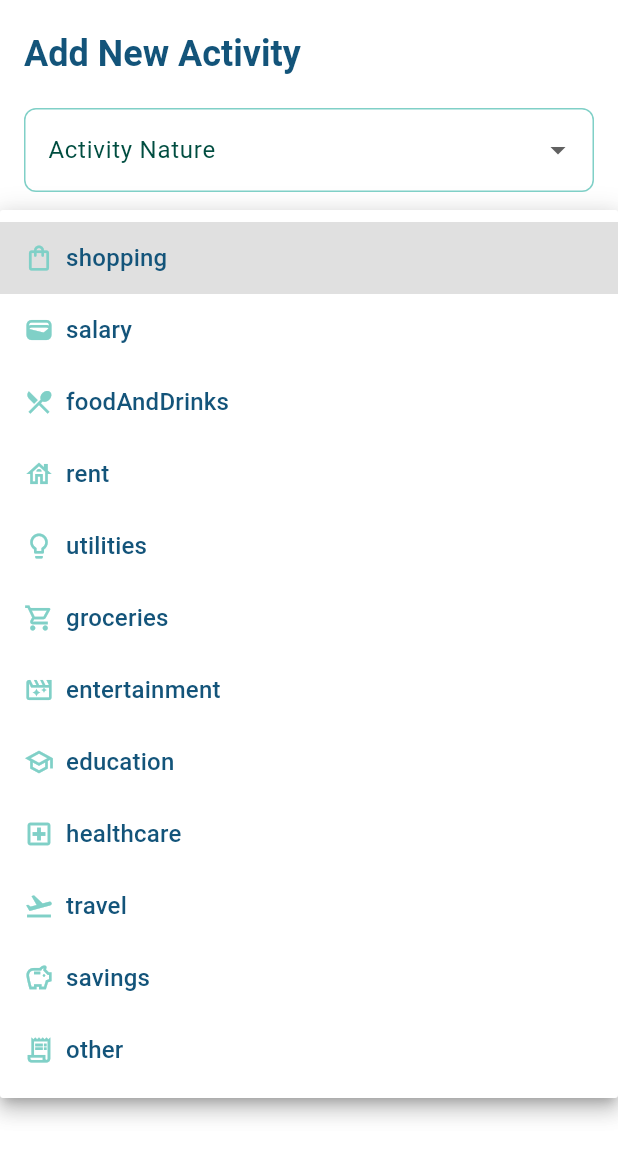
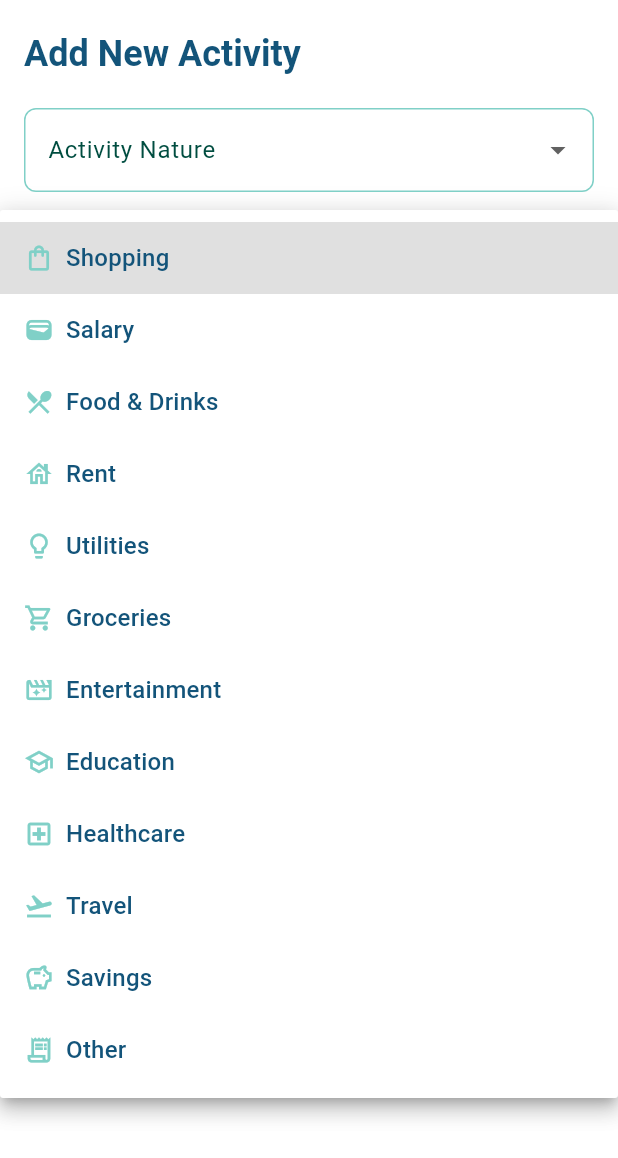
Before and after one commit to thangpn0207/manage_salary, a Flutter app: the AddActivitySheetContent widget shown alone on an empty page, opened directly, after a tap on "Activity Type", on a phone screen of 412 x 824 dp. Shown: the top 1158 px of the screen. Run offline on Flutter 3.47's test engine with Material 3 defaults, Android fonts, the phone set to English and light mode, and no system bars; drawn by our look-alikes of flutter_form_builder; our stand-ins replace animated_notch_bottom_bar, connectivity_plus, equatable, fl_chart, flutter_animate, flutter_bloc and 8 more; missing offline and left inert: flutter_tilt, lotus_cex; accounts and stored records are empty.

Commit message:
update version

```diff
--- /dev/null
+++ b/devtools_options.yaml
@@ -0,0 +1,3 @@
+description: This file stores settings for Dart & Flutter DevTools.
+documentation: https://docs.flutter.dev/tools/devtools/extensions#configure-extension-enablement-states
+extensions:
--- a/lib/core/routes/go_router_usage_guide.dart
+++ b/lib/core/routes/go_router_usage_guide.dart
@@ -5,7 +5,7 @@ import 'package:flutter/material.dart';
 import 'package:go_router/go_router.dart';
 
 class GoRouterExamples extends StatelessWidget {
-  const GoRouterExamples({Key? key}) : super(key: key);
+  const GoRouterExamples({super.key});
 
   @override
   Widget build(BuildContext context) {
--- a/lib/core/theme/app_theme.dart
+++ b/lib/core/theme/app_theme.dart
@@ -33,7 +33,7 @@ class AppTheme {
         foregroundColor: AppColors.onSurface,
         elevation: 0,
       ),
-      cardTheme: CardTheme(
+      cardTheme: CardThemeData(
         elevation: 2,
         shape: RoundedRectangleBorder(
           borderRadius: BorderRadius.circular(8),
@@ -126,7 +126,7 @@ class AppTheme {
         foregroundColor: AppColors.surface,
         elevation: 0,
       ),
-      cardTheme: CardTheme(
+      cardTheme: CardThemeData(
         elevation: 4,
         color: AppColors.darkSurface,
         shape: RoundedRectangleBorder(
--- /dev/null
+++ b/lib/core/util/localization_utils.dart
@@ -0,0 +1,43 @@
+import 'package:flutter/material.dart';
+import 'package:manage_salary/core/constants/enums.dart';
+import 'package:manage_salary/core/locale/generated/l10n.dart';
+
+// Helper function to get localized string for ActivityNature
+String localizedActivityNature(BuildContext context, ActivityNature nature) {
+  switch (nature) {
+    case ActivityNature.income:
+      return S.of(context).activityNatureIncome;
+    case ActivityNature.expense:
+      return S.of(context).activityNatureExpense;
+  }
+}
+
+// Helper function to get localized string for ActivityPaying
+String localizedActivityPaying(BuildContext context, ActivityPaying type) {
+  switch (type) {
+    case ActivityPaying.salary:
+      return S.of(context).activityTypeSalary;
+    case ActivityPaying.shopping:
+      return S.of(context).activityTypeShopping;
+    case ActivityPaying.foodAndDrinks:
+      return S.of(context).activityTypeFoodAndDrinks;
+    case ActivityPaying.utilities:
+      return S.of(context).activityTypeUtilities;
+    case ActivityPaying.rent:
+      return S.of(context).activityTypeRent;
+    case ActivityPaying.groceries:
+      return S.of(context).activityTypeGroceries;
+    case ActivityPaying.entertainment:
+      return S.of(context).activityTypeEntertainment;
+    case ActivityPaying.education:
+      return S.of(context).activityTypeEducation;
+    case ActivityPaying.healthcare:
+      return S.of(context).activityTypeHealthcare;
+    case ActivityPaying.travel:
+      return S.of(context).activityTypeTravel;
+    case ActivityPaying.savings:
+      return S.of(context).activityTypeSavings;
+    case ActivityPaying.other:
+      return S.of(context).activityTypeOther;
+  }
+}
--- a/lib/core/util/page_transitions.dart
+++ b/lib/core/util/page_transitions.dart
@@ -155,11 +155,11 @@ class PageTransitions {
 /// A widget that implements the fade through transition
 class FadeThroughTransition extends StatelessWidget {
   const FadeThroughTransition({
-    Key? key,
+    super.key,
     required this.animation,
     required this.secondaryAnimation,
     required this.child,
-  }) : super(key: key);
+  });
 
   final Animation<double> animation;
   final Animation<double> secondaryAnimation;
--- a/lib/ui/home/widgets/bottom_sheet/add_activity_sheet_content.dart
+++ b/lib/ui/home/widgets/bottom_sheet/add_activity_sheet_content.dart
@@ -1,10 +1,12 @@
 import 'package:flutter/material.dart';
-import 'package:flutter/services.dart'; // For TextInputFormatters
+import 'package:flutter/services.dart';
 import 'package:flutter_form_builder/flutter_form_builder.dart';
 import 'package:form_builder_validators/form_builder_validators.dart';
 import 'package:intl/intl.dart';
 
 import '../../../../core/constants/enums.dart';
+import '../../../../core/locale/generated/l10n.dart';
+import '../../../../core/util/localization_utils.dart'; // Import the utils
 import '../../../../models/activity_data.dart';
 
 class AddActivitySheetContent extends StatefulWidget {
@@ -17,16 +19,14 @@ class AddActivitySheetContent extends StatefulWidget {
 
 class _AddActivitySheetContentState extends State<AddActivitySheetContent> {
   final _formKey = GlobalKey<FormBuilderState>();
-  DateTime _selectedDate = DateTime.now(); // Default to today
+  DateTime _selectedDate = DateTime.now();
 
-  // Function to show the date picker
   Future<void> _pickDate(BuildContext context) async {
     final DateTime? picked = await showDatePicker(
       context: context,
       initialDate: _selectedDate,
-      firstDate: DateTime(2000), // Or relevant start date
-      lastDate:
-          DateTime.now().add(const Duration(days: 365)), // Or relevant end date
+      firstDate: DateTime(2000),
+      lastDate: DateTime.now().add(const Duration(days: 365)),
     );
     if (picked != null && picked != _selectedDate) {
       setState(() {
@@ -35,7 +35,6 @@ class _AddActivitySheetContentState extends State<AddActivitySheetContent> {
     }
   }
 
-  // Function to handle form submission
   void _submitForm() {
     if (_formKey.currentState?.saveAndValidate() ?? false) {
       final formData = _formKey.currentState?.value;
@@ -44,23 +43,19 @@ class _AddActivitySheetContentState extends State<AddActivitySheetContent> {
         nature: formData?['activityNature'],
         activityType: formData?['activityType'],
         title: formData?['title'],
-        amount: double.tryParse(formData?['amount'] ?? '0') ?? 0,
+        amount: double.tryParse(formData?['amount']?.replaceAll(',', '') ?? '0') ?? 0,
         date: _selectedDate,
       );
 
-      // Pop the bottom sheet and return the data
       Navigator.pop(context, activityData);
     } else {
       ScaffoldMessenger.of(context).showSnackBar(
-        const SnackBar(content: Text('Please complete all fields correctly.')),
+        SnackBar(content: Text(S.of(context).formValidationError)),
       );
     }
   }
 
-  // Get icon for dropdown item (optional but nice)
   IconData _getIconForActivity(ActivityPaying type) {
-    // Reuse the logic from ActivityListItem or define it here
-    // (Copied from previous example for completeness)
     switch (type) {
       case ActivityPaying.salary:
         return Icons.wallet;
@@ -92,6 +87,7 @@ class _AddActivitySheetContentState extends State<AddActivitySheetContent> {
   @override
   Widget build(BuildContext context) {
     final theme = Theme.of(context);
+    final currentLocale = Localizations.localeOf(context).toString();
 
     return SingleChildScrollView(
       child: Padding(
@@ -108,16 +104,15 @@ class _AddActivitySheetContentState extends State<AddActivitySheetContent> {
             crossAxisAlignment: CrossAxisAlignment.start,
             children: <Widget>[
               Text(
-                'Add New Activity',
+                S.of(context).addNewActivitySheetTitle,
                 style: theme.textTheme.headlineSmall
                     ?.copyWith(fontWeight: FontWeight.bold),
               ),
               const SizedBox(height: 20),
-              // --- Activity nature Dropdown ---
               FormBuilderDropdown<ActivityNature>(
                 name: 'activityNature',
                 decoration: InputDecoration(
-                  labelText: 'Activity Nature',
+                  labelText: S.of(context).activityNatureLabel,
                   border: OutlineInputBorder(
                     borderRadius: BorderRadius.circular(8),
                   ),
@@ -131,12 +126,11 @@ class _AddActivitySheetContentState extends State<AddActivitySheetContent> {
                           value == ActivityNature.income
                               ? Icons.arrow_circle_down_outlined
                               : Icons.arrow_circle_up_outlined,
-                          // Use the helper function to get the icon
                           size: 20,
                           color: Theme.of(context).colorScheme.primary,
                         ),
                         const SizedBox(width: 8),
-                        Text(value.name),
+                        Text(localizedActivityNature(context, value)), // Use utils
                       ],
                     ),
                   );
@@ -144,11 +138,10 @@ class _AddActivitySheetContentState extends State<AddActivitySheetContent> {
                 validator: FormBuilderValidators.required(),
               ),
               const SizedBox(height: 16),
-              // --- Activity Type Dropdown ---
               FormBuilderDropdown<ActivityPaying>(
                 name: 'activityType',
                 decoration: InputDecoration(
-                  labelText: 'Activity Type',
+                  labelText: S.of(context).activityTypeLabel,
                   border: OutlineInputBorder(
                     borderRadius: BorderRadius.circular(8),
                   ),
@@ -160,12 +153,11 @@ class _AddActivitySheetContentState extends State<AddActivitySheetContent> {
                       children: [
                         Icon(
                           _getIconForActivity(value),
-                          // Use the helper function to get the icon
                           size: 20,
                           color: Theme.of(context).colorScheme.primary,
                         ),
                         const SizedBox(width: 8),
-                        Text(value.name),
+                        Text(localizedActivityPaying(context, value)), // Use utils
                       ],
                     ),
                   );
@@ -173,12 +165,10 @@ class _AddActivitySheetContentState extends State<AddActivitySheetContent> {
                 validator: FormBuilderValidators.required(),
               ),
               const SizedBox(height: 16),
-
-              // --- Title/Description Field ---
               FormBuilderTextField(
                 name: 'title',
                 decoration: InputDecoration(
-                  labelText: 'Title / Description',
+                  labelText: S.of(context).titleDescriptionLabel,
                   border: OutlineInputBorder(
                     borderRadius: BorderRadius.circular(8),
                   ),
@@ -187,14 +177,12 @@ class _AddActivitySheetContentState extends State<AddActivitySheetContent> {
                 validator: FormBuilderValidators.required(),
               ),
               const SizedBox(height: 16),
-
-              // --- Amount Field ---
               FormBuilderTextField(
                 name: 'amount',
                 decoration: InputDecoration(
-                  labelText: 'Amount',
+                  labelText: S.of(context).amountLabel,
                   prefixText:
-                      '${NumberFormat.simpleCurrency(locale: 'en_US').currencySymbol} ',
+                      '${NumberFormat.simpleCurrency(locale: currentLocale).currencySymbol} ',
                   border: OutlineInputBorder(
                     borderRadius: BorderRadius.circular(8),
                   ),
@@ -207,23 +195,21 @@ class _AddActivitySheetContentState extends State<AddActivitySheetContent> {
                 validator: FormBuilderValidators.compose([
                   FormBuilderValidators.required(),
                   FormBuilderValidators.numeric(),
-                  FormBuilderValidators.min(0.01),
+                  FormBuilderValidators.min( 0.01),
                 ]),
               ),
               const SizedBox(height: 16),
-
-              // --- Date Picker ---
               Row(
                 children: [
                   Expanded(
                     child: Text(
-                      'Date: ${DateFormat.yMd().format(_selectedDate)}',
+                      S.of(context).dateLabelPrefix + DateFormat.yMd(currentLocale).format(_selectedDate),
                       style: theme.textTheme.titleMedium,
                     ),
                   ),
                   TextButton.icon(
                     icon: const Icon(Icons.calendar_month_outlined),
-                    label: const Text('Change'),
+                    label: Text(S.of(context).changeButton),
                     onPressed: () => _pickDate(context),
                     style: TextButton.styleFrom(
                       foregroundColor: theme.colorScheme.primary,
@@ -232,13 +218,11 @@ class _AddActivitySheetContentState extends State<AddActivitySheetContent> {
                 ],
               ),
               const SizedBox(height: 24),
-
-              // --- Submit Button ---
               SizedBox(
                 width: double.infinity,
                 child: ElevatedButton.icon(
                   icon: const Icon(Icons.add_task_outlined),
-                  label: const Text('Add Activity'),
+                  label: Text(S.of(context).addActivityButton),
                   onPressed: _submitForm,
                   style: ElevatedButton.styleFrom(
                     padding: const EdgeInsets.symmetric(vertical: 14),
--- a/pubspec.yaml
+++ b/pubspec.yaml
@@ -17,7 +17,7 @@ dependencies:
     sdk: flutter
   flutter_localizations:
     sdk: flutter
-  intl: ^0.19.0 # For internationalization and formatting
+  intl: ^0.20.2 # For internationalization and formatting
   intl_utils: ^2.8.10 # For generating localization files
   go_router: ^12.1.1 # For navigation and routing
   equatable: ^2.0.5 # For value equality in Dart objects
@@ -47,7 +47,7 @@ dependencies:
   animated_notch_bottom_bar: ^1.0.3
   flutter_tilt: ^3.2.1
   flutter_animate: ^4.5.2
-  flutter_native_splash: ^2.4.6
+  flutter_native_splash: ^2.4.5
 
 # Development dependencies
 dev_dependencies:
```
Also changed, not shown: lib/core/locale/l10n/intl_en.arb (+35 -1 lines), lib/core/util/advanced_transitions.dart (+5 -8 lines), lib/ui/home/widgets/activity_list/activity_tabs_view.dart (+34 -8 lines), lib/ui/home/widgets/card_dashboard/card_dashboard.dart (+48 -76 lines), lib/ui/settings/settings_screen.dart (+21 -48 lines), .idx/integrations.json (added), lib/core/locale/generated/intl/messages_en.dart, lib/core/locale/generated/l10n.dart, pubspec.lock, 1 other file.
